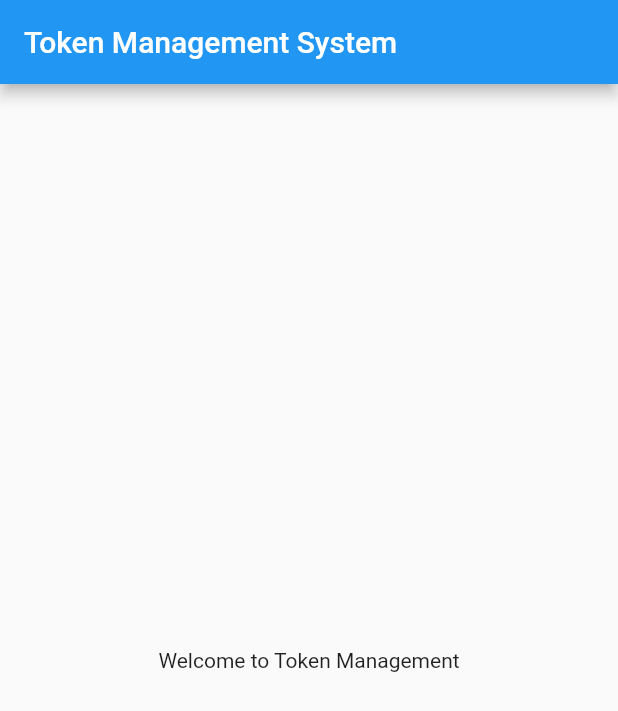
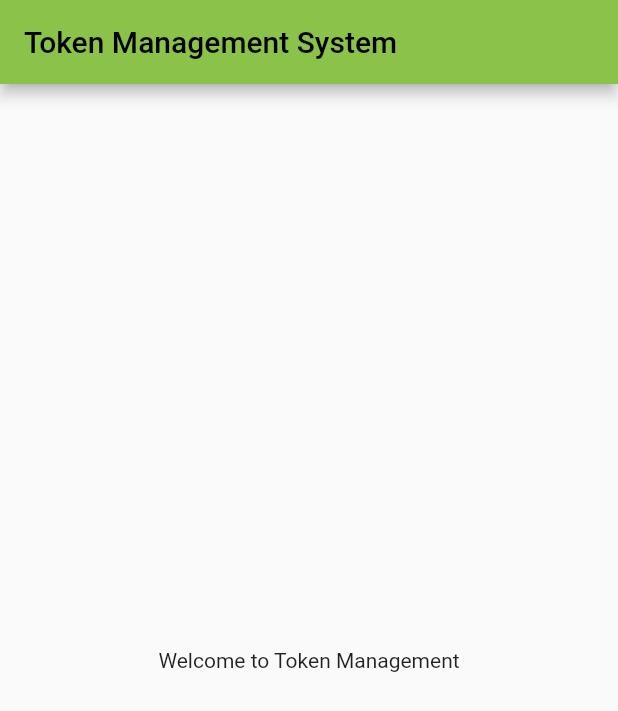
Before and after one commit to srinath1076/token_systems, a Flutter app: the screen it shows after launch, on a phone screen of 412 x 824 dp. Shown: the top 711 px of the screen. Run offline on Flutter 3.47's test engine with Material 2 defaults, Android fonts, the phone set to English and light mode, and no system bars.

Commit message:
Updated the dart files to snake case.

```diff
--- a/lib/controllers/StatsController.dart
+++ b/lib/controllers/stats_controller.dart
@@ -1,6 +1,6 @@
 import 'package:intl/intl.dart';
 
-import 'TokenController.dart';
+import 'token_controller.dart';
 
 class StatsController {
   final TokenController _tokenController;
--- a/lib/main.dart
+++ b/lib/main.dart
@@ -13,7 +13,7 @@ class MyApp extends StatelessWidget {
       // Application theme data, you can set the colors for the application as
       // you want
       theme: ThemeData(
-        primarySwatch: Colors.blue,
+        primarySwatch: Colors.lightGreen,
       ),
       // A widget which will be started on application startup
       home: MyHomePage(title: 'Token Management System'),
--- a/pubspec.yaml
+++ b/pubspec.yaml
@@ -23,6 +23,7 @@ dependencies:
   path_provider: ^2.0.5
   uuid: ^3.0.4
   intl: ^0.17.0
+  qr_flutter: ^4.0.0  # Replace with the latest version of qr_flutter
 
 
 dev_dependencies:
```
Also changed, not shown: lib/controllers/token_controller.dart (renamed from lib/controllers/TokenController.dart, +6 -2 lines), lib/models/collector.dart (renamed from lib/models/Collector.dart), lib/models/token.dart (renamed from lib/models/Token.dart).
